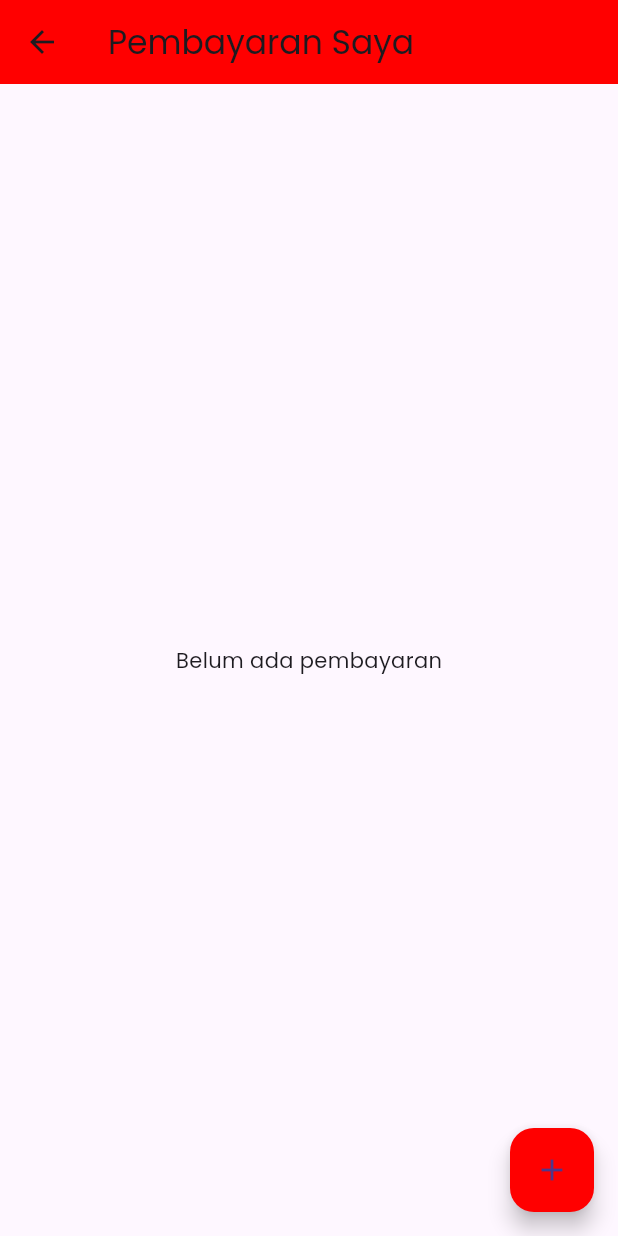
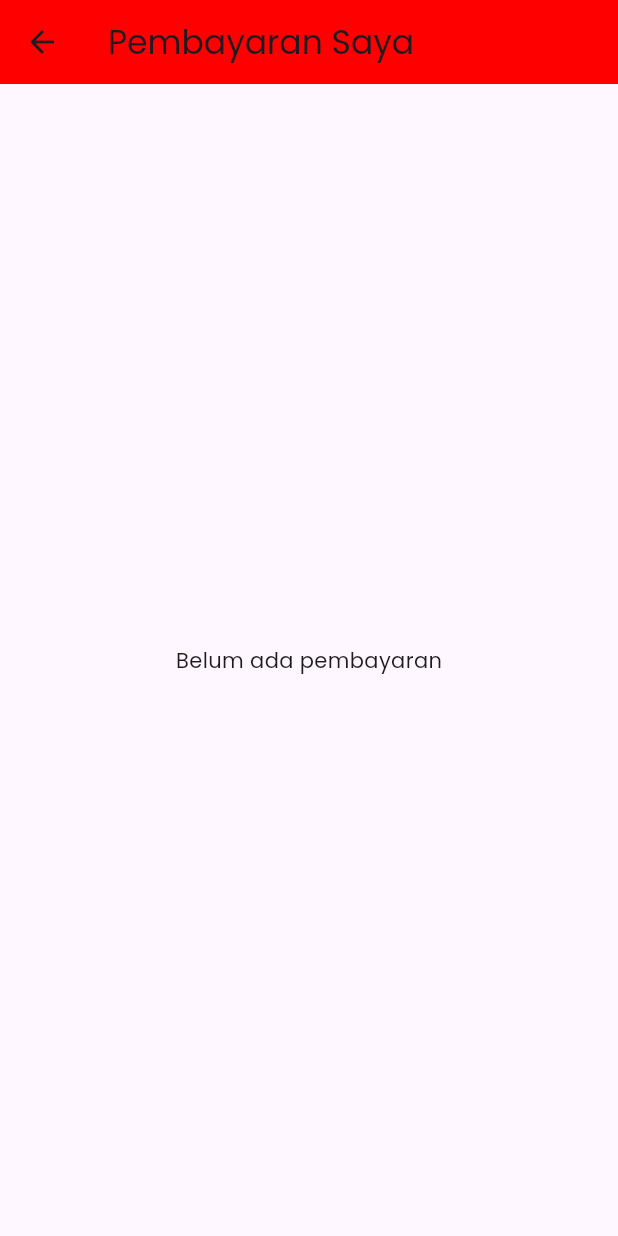
Before and after one commit to Arafian01/Flutter-Project, a Flutter app: the PembayaranUserPage screen opened directly, on a phone screen of 412 x 824 dp. Run offline on Flutter 3.47's test engine with Material 3 defaults, Android fonts, the phone set to English and light mode, and no system bars; our stand-ins replace cloud_firestore, firebase_auth, firebase_core, flutter_secure_storage, google_fonts, image_picker; missing offline and left inert: dart_frog, postgres; accounts and stored records are empty.

Commit message:
Update pembayaran_user_page.dart

```diff
--- a/project_wifi/lib/pages/pembayaran_user_page.dart
+++ b/project_wifi/lib/pages/pembayaran_user_page.dart
@@ -73,10 +73,5 @@ class _PembayaranUserPageState extends State<PembayaranUserPage> {
         );
       },
     ),
-    floatingActionButton: FloatingActionButton(
-      backgroundColor: Utils.mainThemeColor,
-      onPressed: ()=>Navigator.pushNamed(context,'/add_pembayaran_user').then((_)=>setState(_load)),
-      child: const Icon(Icons.add),
-    ),
   );
 }
```
